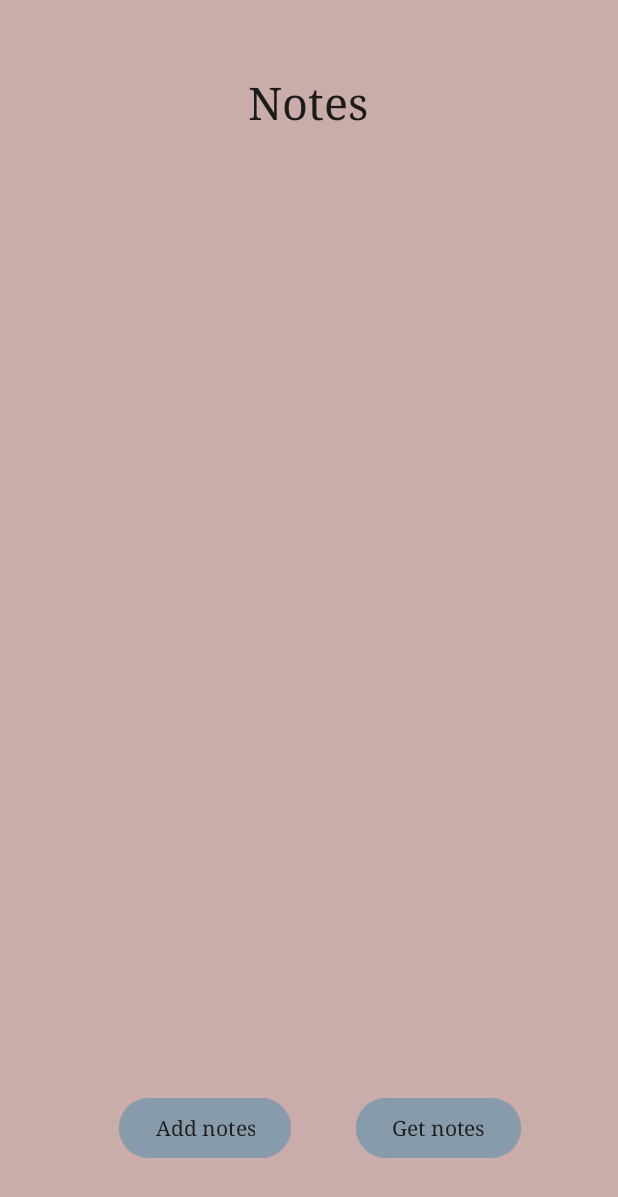
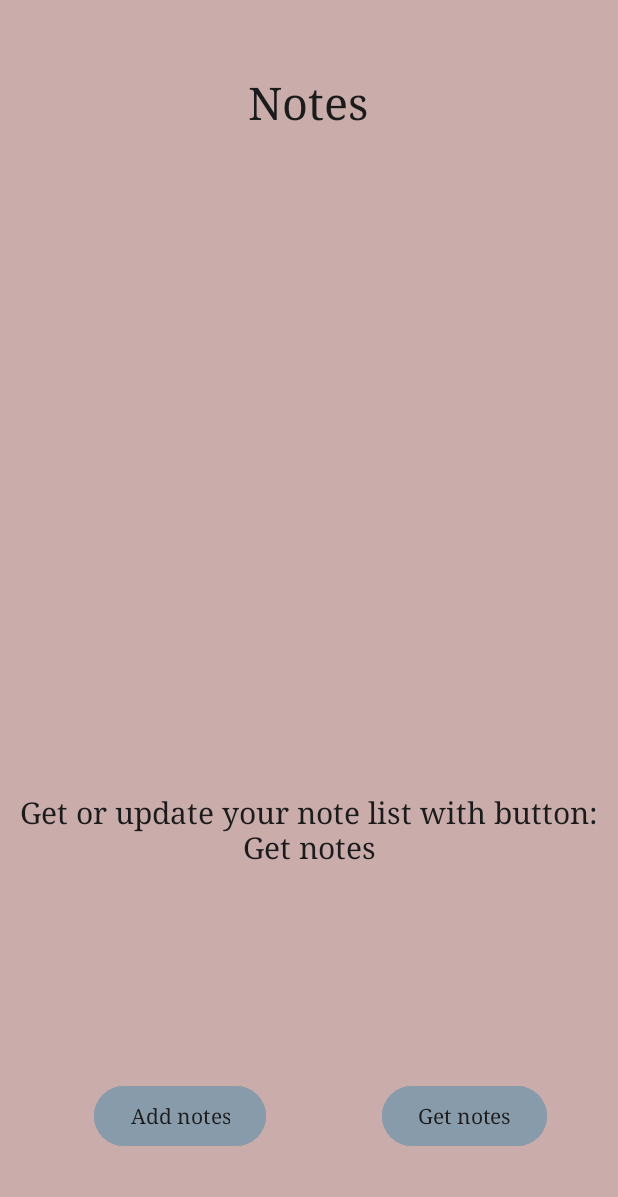
Before and after one commit to MoaLova/RestApiNotes, an Android app: the screen it shows after launch (MainActivity), on a phone screen of 412 x 824 dp. Shown: the top 1197 px of the screen. Run offline under Robolectric (Android 15) with nearby library versions, the phone set to English and light mode, and no system bars.

Commit message:
Done with project

```diff
--- a/app/src/main/java/com/example/restapinotes/MainActivity.kt
+++ b/app/src/main/java/com/example/restapinotes/MainActivity.kt
@@ -13,6 +13,7 @@ import com.example.restapinotes.databinding.ActivityMainBinding
 import retrofit2.Call
 import retrofit2.Response
 
+//Jag lyckades få appen att funka när jag loggade in via en annan dator, därav två Moa/Svensson
 
 class MainActivity : AppCompatActivity() {
     private lateinit var binding: ActivityMainBinding
@@ -51,7 +52,6 @@ class MainActivity : AppCompatActivity() {
                     val notesList: List<Note> = response.body() ?: emptyList()
                     runOnUiThread {
 
-                        // Initialize custom ArrayAdapter
                         val arrayAdapter = object : ArrayAdapter<Note>(
                             this@MainActivity,
                             R.layout.list_item,
@@ -76,7 +76,7 @@ class MainActivity : AppCompatActivity() {
                             }
                         }
                         binding.listItem.adapter = arrayAdapter
-                        arrayAdapter.notifyDataSetChanged() // Notify adapter of data changes
+                        arrayAdapter.notifyDataSetChanged()
                         println("Notes fetched successfully")
                     }
                 }
--- a/app/src/main/java/com/example/restapinotes/NoteActivity.kt
+++ b/app/src/main/java/com/example/restapinotes/NoteActivity.kt
@@ -16,17 +16,14 @@ override fun onCreate(savedInstanceState: Bundle?) {
         binding = ActivityNoteBinding.inflate(layoutInflater)
         setContentView(binding.root)
 
-        // Retrieve extras
         val noteId = intent.getIntExtra("note_id", 0)
         val noteHeadline = intent.getStringExtra("note_headline") ?: ""
         val noteText = intent.getStringExtra("note_text") ?: ""
 
-        // Populate UI fields
         binding.IDEt.setText(noteId.toString())
         binding.headlineEt.setText(noteHeadline)
         binding.noteEt.setText(noteText)
 
-        // Set click listeners
         binding.AddNotes.setOnClickListener {
             addNotes()
         }
--- a/app/src/main/java/com/example/restapinotes/NotesService.kt
+++ b/app/src/main/java/com/example/restapinotes/NotesService.kt
@@ -14,6 +14,8 @@ interface NotesService {
   @GET("notes")
   fun getNotes(): Call<List<Note>>
 
+
+  //slutade med att jag ej använde denna, functionen ligger med i gammal commit men raderades i nuvarande
   @GET( "notes/{id}")
   fun getNotesByID(@Path("id")id: Int): Call<Note>
 
--- a/app/src/main/res/layout/activity_main.xml
+++ b/app/src/main/res/layout/activity_main.xml
@@ -12,7 +12,7 @@
         android:layout_height="wrap_content"
         android:layout_marginTop="48dp"
         android:text="@string/notes"
-        android:textSize="30dp"
+        android:textSize="@dimen/text_big"
         android:textColor="@color/grey"
         android:fontFamily="serif"
         app:layout_constraintEnd_toEndOf="parent"
@@ -22,8 +22,8 @@
 
     <ListView
         android:id="@+id/list_item"
-        android:layout_width="414dp"
-        android:layout_height="407dp"
+        android:layout_width="@dimen/listview_w"
+        android:layout_height="@dimen/listview_h"
         android:foregroundGravity="center"
         app:layout_constraintBottom_toBottomOf="parent"
         app:layout_constraintEnd_toEndOf="parent"
@@ -33,32 +33,47 @@
         app:layout_constraintVertical_bias="0.45"
         tools:listitem="@layout/list_item" />
 
+
+    <TextView
+        android:layout_width="wrap_content"
+        android:layout_height="wrap_content"
+        android:layout_marginTop="528dp"
+        android:fontFamily="serif"
+        android:gravity="center"
+        android:text="@string/get_or_update_your_note_list_with_button_get_notes"
+        android:textColor="@color/grey"
+        android:textSize="@dimen/text_small"
+        app:layout_constraintEnd_toEndOf="parent"
+        app:layout_constraintHorizontal_bias="0.0"
+        app:layout_constraintStart_toStartOf="parent"
+        app:layout_constraintTop_toTopOf="parent" />
+
     <Button
         android:id="@+id/getNotes"
         android:layout_width="wrap_content"
         android:layout_height="wrap_content"
-        android:layout_marginBottom="48dp"
+        android:layout_marginBottom="56dp"
         android:backgroundTint="@color/blue"
         android:fontFamily="serif"
         android:text="@string/get_notes"
         android:textColor="@color/grey"
         app:layout_constraintBottom_toBottomOf="parent"
         app:layout_constraintEnd_toEndOf="parent"
-        app:layout_constraintHorizontal_bias="0.785"
+        app:layout_constraintHorizontal_bias="0.844"
         app:layout_constraintStart_toStartOf="parent" />
 
     <Button
         android:id="@+id/AddNotes"
         android:layout_width="wrap_content"
         android:layout_height="wrap_content"
-        android:layout_marginBottom="48dp"
+        android:layout_marginBottom="56dp"
         android:backgroundTint="@color/blue"
         android:fontFamily="serif"
         android:text="@string/add_notes"
         android:textColor="@color/grey"
         app:layout_constraintBottom_toBottomOf="parent"
         app:layout_constraintEnd_toEndOf="parent"
-        app:layout_constraintHorizontal_bias="0.267"
+        app:layout_constraintHorizontal_bias="0.21"
         app:layout_constraintStart_toStartOf="parent" />
 
 </androidx.constraintlayout.widget.ConstraintLayout>
--- a/app/src/main/res/values/dimens.xml
+++ b/app/src/main/res/values/dimens.xml
@@ -3,8 +3,10 @@
     <dimen name="view_et_width">370dp</dimen>
     <dimen name="headline_et_height">50dp</dimen>
     <dimen name="note_et_height">500dp</dimen>
-    <dimen name="id_et_height"></dimen>
-    <dimen name="id_et_width"></dimen>
+    <dimen name="text_small">20sp</dimen>
+    <dimen name="text_big">30sp</dimen>
+    <dimen name="listview_h">300dp</dimen>
+    <dimen name="listview_w">400dp</dimen>
 
 
 
--- a/app/src/main/res/values/strings.xml
+++ b/app/src/main/res/values/strings.xml
@@ -7,4 +7,5 @@
     <string name="edit_notes">Edit notes</string>
     <string name="delete_notes">Delete notes</string>
     <string name="id">ID</string>
+    <string name="get_or_update_your_note_list_with_button_get_notes">Get or update your note list with button: Get notes</string>
 </resources>
```
